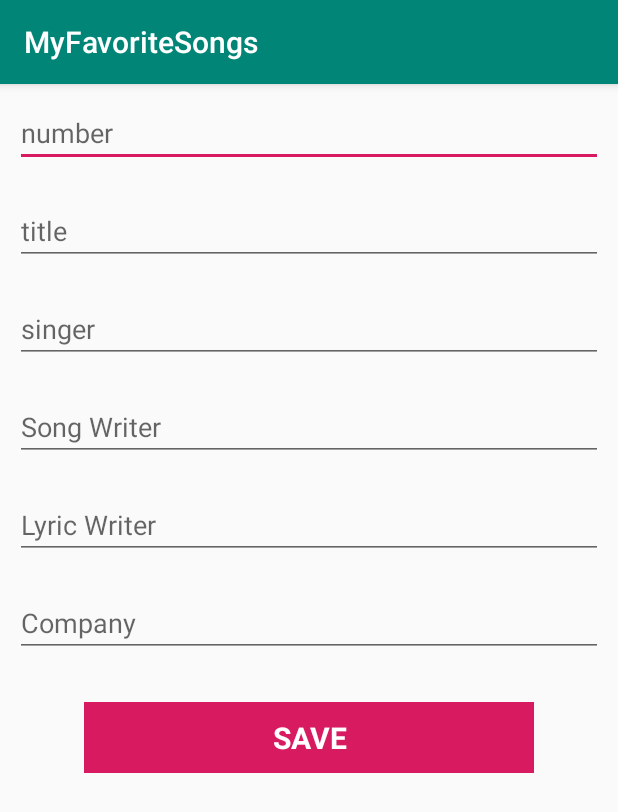
After one commit to chicsign/myFavoriteSongsList, an Android app: the WriteActivity screen opened directly, with no data from a screen before it, on a phone screen of 412 x 824 dp. The commit adds this screen. Shown: the top 812 px of the screen. Run offline under Robolectric (Android 15) with nearby library versions, the phone set to English and light mode, and no system bars; our stand-ins replace Firebase (no records; nobody signed in at launch, a user with empty details on screens opened directly).

Commit message:
feat(logic) : firebase database 연동, WriteActivity 추가

```diff
--- a/app/src/main/AndroidManifest.xml
+++ b/app/src/main/AndroidManifest.xml
@@ -23,6 +23,11 @@
             android:configChanges="orientation|screenSize|keyboardHidden"
             android:launchMode="singleTask"
             android:screenOrientation="portrait" />
+        <activity
+            android:name=".view.WriteActivity"
+            android:configChanges="orientation|screenSize"
+            android:launchMode="singleTask"
+            android:screenOrientation="portrait" />
 
 
     </application>
--- a/app/src/main/java/com/lonnie/chicsign/myfavoritesongs/view/SplashActivity.kt
+++ b/app/src/main/java/com/lonnie/chicsign/myfavoritesongs/view/SplashActivity.kt
@@ -12,5 +12,6 @@ class SplashActivity : AppCompatActivity() {
 
         val mIntent = Intent(this, MainActivity::class.java)
         startActivity(mIntent)
+        finish()
     }
 }
--- /dev/null
+++ b/app/src/main/res/layout/activity_write.xml
@@ -0,0 +1,63 @@
+<?xml version="1.0" encoding="utf-8"?>
+<LinearLayout xmlns:android="http://schemas.android.com/apk/res/android"
+    android:layout_width="match_parent"
+    android:layout_height="match_parent"
+    android:orientation="vertical">
+
+    <EditText
+        android:id="@+id/edtSongNumber"
+        android:layout_width="match_parent"
+        android:layout_height="wrap_content"
+        android:layout_margin="10dp"
+        android:hint="number" />
+
+    <EditText
+        android:id="@+id/edtSongTitle"
+        android:layout_width="match_parent"
+        android:layout_height="wrap_content"
+        android:layout_margin="10dp"
+        android:hint="title" />
+
+    <EditText
+        android:id="@+id/edtSinger"
+        android:layout_width="match_parent"
+        android:layout_height="wrap_content"
+        android:layout_margin="10dp"
+        android:hint="singer" />
+
+    <EditText
+        android:id="@+id/edtSongWriter"
+        android:layout_width="match_parent"
+        android:layout_height="wrap_content"
+        android:layout_margin="10dp"
+        android:hint="Song Writer" />
+
+    <EditText
+        android:id="@+id/edtLyricWriter"
+        android:layout_width="match_parent"
+        android:layout_height="wrap_content"
+        android:layout_margin="10dp"
+        android:hint="Lyric Writer" />
+
+    <EditText
+        android:id="@+id/edtCompany"
+        android:layout_width="match_parent"
+        android:layout_height="wrap_content"
+        android:layout_margin="10dp"
+        android:hint="Company" />
+
+    <TextView
+        android:id="@+id/btnSave"
+        android:layout_width="300dp"
+        android:layout_height="wrap_content"
+        android:layout_gravity="center_horizontal"
+        android:layout_marginTop="20dp"
+        android:background="@color/colorAccent"
+        android:gravity="center"
+        android:padding="10dp"
+        android:text="SAVE"
+        android:textColor="@color/cardview_light_background"
+        android:textSize="20sp"
+        android:textStyle="bold" />
+
+</LinearLayout>
--- a/build.gradle
+++ b/build.gradle
@@ -12,8 +12,7 @@ buildscript {
     dependencies {
         classpath 'com.android.tools.build:gradle:3.5.1'
         classpath "org.jetbrains.kotlin:kotlin-gradle-plugin:$kotlin_version"
-        // NOTE: Do not place your application dependencies here; they belong
-        // in the individual module build.gradle files
+        classpath 'com.google.gms:google-services:4.3.3'
     }
 }
 
```
Also changed, not shown: app/build.gradle (+7 -2 lines), app/src/main/java/com/lonnie/chicsign/myfavoritesongs/model/Post.kt (added, +20 -0 lines), app/src/main/java/com/lonnie/chicsign/myfavoritesongs/view/MainActivity.kt (+20 -1 lines), app/src/main/java/com/lonnie/chicsign/myfavoritesongs/view/WriteActivity.kt (added, +67 -0 lines), 1 other file.
